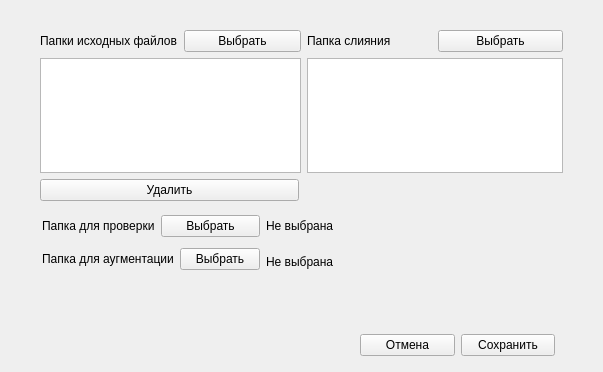
The window that res/settings.ui (AlexanderBaikal/SimpleSketcher) describes before a commit, drawn with Qt 5.
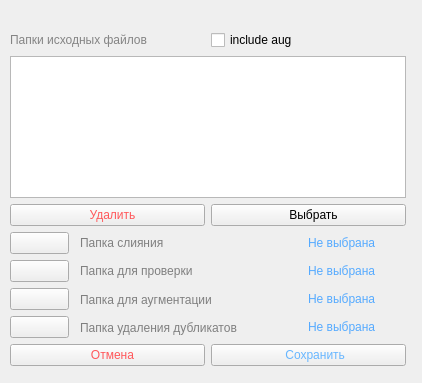
The same window after the commit.

What changed in the file:
```diff
--- a/res/settings.ui
+++ b/res/settings.ui
@@ -6,8 +6,8 @@
    <rect>
     <x>0</x>
     <y>0</y>
-    <width>603</width>
-    <height>372</height>
+    <width>422</width>
+    <height>383</height>
    </rect>
   </property>
   <property name="windowTitle">
@@ -16,141 +16,741 @@
   <widget class="QWidget" name="layoutWidget">
    <property name="geometry">
     <rect>
-     <x>360</x>
-     <y>330</y>
-     <width>195</width>
-     <height>30</height>
-    </rect>
-   </property>
-   <layout class="QGridLayout" name="gridLayout_2">
-    <item row="0" column="0">
-     <widget class="QPushButton" name="pushButton_4">
-      <property name="text">
-       <string>Отмена</string>
-      </property>
-     </widget>
-    </item>
-    <item row="0" column="1">
-     <widget class="QPushButton" name="pushButton_3">
-      <property name="text">
-       <string>Сохранить</string>
-      </property>
-     </widget>
-    </item>
-   </layout>
-  </widget>
-  <widget class="QWidget" name="layoutWidget">
-   <property name="geometry">
-    <rect>
-     <x>40</x>
+     <x>10</x>
      <y>30</y>
-     <width>523</width>
-     <height>171</height>
+     <width>396</width>
+     <height>336</height>
     </rect>
    </property>
-   <layout class="QGridLayout" name="gridLayout_3">
-    <item row="0" column="0" colspan="2">
+   <layout class="QVBoxLayout" name="verticalLayout_4">
+    <item>
      <layout class="QGridLayout" name="gridLayout">
-      <item row="2" column="4" colspan="2">
-       <widget class="QListWidget" name="listView_2"/>
-      </item>
-      <item row="0" column="1">
+      <item row="0" column="0">
        <widget class="QLabel" name="label">
+        <property name="palette">
+         <palette>
+          <active>
+           <colorrole role="WindowText">
+            <brush brushstyle="SolidPattern">
+             <color alpha="255">
+              <red>132</red>
+              <green>132</green>
+              <blue>132</blue>
+             </color>
+            </brush>
+           </colorrole>
+          </active>
+          <inactive>
+           <colorrole role="WindowText">
+            <brush brushstyle="SolidPattern">
+             <color alpha="255">
+              <red>132</red>
+              <green>132</green>
+              <blue>132</blue>
+             </color>
+            </brush>
+           </colorrole>
+          </inactive>
+          <disabled>
+           <colorrole role="WindowText">
+            <brush brushstyle="SolidPattern">
+             <color alpha="255">
+              <red>120</red>
+              <green>120</green>
+              <blue>120</blue>
+             </color>
+            </brush>
+           </colorrole>
+          </disabled>
+         </palette>
+        </property>
         <property name="text">
          <string>Папки исходных файлов</string>
         </property>
        </widget>
       </item>
-      <item row="0" column="5">
-       <widget class="QPushButton" name="pushButton_2">
-        <property name="text">
-         <string>Выбрать</string>
+      <item row="2" column="0">
+       <widget class="QPushButton" name="pushButton_5">
+        <property name="palette">
+         <palette>
+          <active>
+           <colorrole role="ButtonText">
+            <brush brushstyle="SolidPattern">
+             <color alpha="255">
+              <red>255</red>
+              <green>87</green>
+              <blue>90</blue>
+             </color>
+            </brush>
+           </colorrole>
+          </active>
+          <inactive>
+           <colorrole role="ButtonText">
+            <brush brushstyle="SolidPattern">
+             <color alpha="255">
+              <red>255</red>
+              <green>87</green>
+              <blue>90</blue>
+             </color>
+            </brush>
+           </colorrole>
+          </inactive>
+          <disabled>
+           <colorrole role="ButtonText">
+            <brush brushstyle="SolidPattern">
+             <color alpha="255">
+              <red>120</red>
+              <green>120</green>
+              <blue>120</blue>
+             </color>
+            </brush>
+           </colorrole>
+          </disabled>
+         </palette>
         </property>
-       </widget>
-      </item>
-      <item row="0" column="2">
-       <widget class="QPushButton" name="pushButton">
         <property name="text">
-         <string>Выбрать</string>
+         <string>   Удалить</string>
         </property>
-       </widget>
-      </item>
-      <item row="2" column="1" colspan="2">
-       <widget class="QListWidget" name="listView"/>
-      </item>
-      <item row="0" column="4">
-       <widget class="QLabel" name="label_2">
-        <property name="text">
-         <string>Папка слияния</string>
+        <property name="autoDefault">
+         <bool>false</bool>
         </property>
-       </widget>
-      </item>
-     </layout>
-    </item>
-    <item row="1" column="0">
-     <widget class="QPushButton" name="pushButton_5">
-      <property name="text">
-       <string>Удалить</string>
-      </property>
-     </widget>
-    </item>
-   </layout>
-  </widget>
-  <widget class="QWidget" name="">
-   <property name="geometry">
-    <rect>
-     <x>42</x>
-     <y>210</y>
-     <width>319</width>
-     <height>67</height>
-    </rect>
-   </property>
-   <layout class="QGridLayout" name="gridLayout_5">
-    <item row="0" column="0" rowspan="2">
-     <layout class="QGridLayout" name="gridLayout_4">
-      <item row="0" column="0">
-       <widget class="QLabel" name="label_3">
-        <property name="text">
-         <string>Папка для проверки</string>
-        </property>
-       </widget>
-      </item>
-      <item row="0" column="1" colspan="2">
-       <widget class="QPushButton" name="pushButton_6">
-        <property name="text">
-         <string>Выбрать</string>
+        <property name="flat">
+         <bool>false</bool>
         </property>
        </widget>
       </item>
       <item row="1" column="0" colspan="2">
-       <widget class="QLabel" name="label_4">
+       <widget class="QListWidget" name="listView"/>
+      </item>
+      <item row="2" column="1">
+       <widget class="QPushButton" name="pushButton">
         <property name="text">
-         <string>Папка для аугментации</string>
+         <string>   Выбрать</string>
         </property>
        </widget>
       </item>
-      <item row="1" column="2">
-       <widget class="QPushButton" name="pushButton_7">
+      <item row="0" column="1">
+       <widget class="QCheckBox" name="checkBox">
         <property name="text">
-         <string>Выбрать</string>
+         <string>include aug</string>
         </property>
        </widget>
       </item>
      </layout>
     </item>
-    <item row="0" column="1">
-     <widget class="QLabel" name="label_5">
-      <property name="text">
-       <string>Не выбрана</string>
-      </property>
-     </widget>
+    <item>
+     <layout class="QHBoxLayout" name="horizontalLayout">
+      <item>
+       <layout class="QVBoxLayout" name="verticalLayout_2">
+        <item>
+         <widget class="QPushButton" name="pushButton_2">
+          <property name="enabled">
+           <bool>true</bool>
+          </property>
+          <property name="text">
+           <string/>
+          </property>
+         </widget>
+        </item>
+        <item>
+         <widget class="QPushButton" name="pushButton_6">
+          <property name="text">
+           <string/>
+          </property>
+         </widget>
+        </item>
+        <item>
+         <widget class="QPushButton" name="pushButton_7">
+          <property name="text">
+           <string/>
+          </property>
+         </widget>
+        </item>
+        <item>
+         <widget class="QPushButton" name="pushButton_8">
+          <property name="text">
+           <string/>
+          </property>
+         </widget>
+        </item>
+       </layout>
+      </item>
+      <item>
+       <layout class="QVBoxLayout" name="verticalLayout">
+        <property name="spacing">
+         <number>7</number>
+        </property>
+        <property name="leftMargin">
+         <number>5</number>
+        </property>
+        <property name="rightMargin">
+         <number>50</number>
+        </property>
+        <item>
+         <widget class="QLabel" name="label_2">
+          <property name="palette">
+           <palette>
+            <active>
+             <colorrole role="WindowText">
+              <brush brushstyle="SolidPattern">
+               <color alpha="255">
+                <red>127</red>
+                <green>127</green>
+                <blue>127</blue>
+               </color>
+              </brush>
+             </colorrole>
+             <colorrole role="Text">
+              <brush brushstyle="SolidPattern">
+               <color alpha="255">
+                <red>127</red>
+                <green>127</green>
+                <blue>127</blue>
+               </color>
+              </brush>
+             </colorrole>
+            </active>
+            <inactive>
+             <colorrole role="WindowText">
+              <brush brushstyle="SolidPattern">
+               <color alpha="255">
+                <red>127</red>
+                <green>127</green>
+                <blue>127</blue>
+               </color>
+              </brush>
+             </colorrole>
+             <colorrole role="Text">
+              <brush brushstyle="SolidPattern">
+               <color alpha="255">
+                <red>127</red>
+                <green>127</green>
+                <blue>127</blue>
+               </color>
+              </brush>
+             </colorrole>
+            </inactive>
+            <disabled>
+             <colorrole role="WindowText">
+              <brush brushstyle="SolidPattern">
+               <color alpha="255">
+                <red>120</red>
+                <green>120</green>
+                <blue>120</blue>
+               </color>
+              </brush>
+             </colorrole>
+             <colorrole role="Text">
+              <brush brushstyle="SolidPattern">
+               <color alpha="255">
+                <red>120</red>
+                <green>120</green>
+                <blue>120</blue>
+               </color>
+              </brush>
+             </colorrole>
+            </disabled>
+           </palette>
+          </property>
+          <property name="text">
+           <string>Папка слияния</string>
+          </property>
+         </widget>
+        </item>
+        <item>
+         <widget class="QLabel" name="label_3">
+          <property name="palette">
+           <palette>
+            <active>
+             <colorrole role="WindowText">
+              <brush brushstyle="SolidPattern">
+               <color alpha="255">
+                <red>127</red>
+                <green>127</green>
+                <blue>127</blue>
+               </color>
+              </brush>
+             </colorrole>
+             <colorrole role="Text">
+              <brush brushstyle="SolidPattern">
+               <color alpha="255">
+                <red>127</red>
+                <green>127</green>
+                <blue>127</blue>
+               </color>
+              </brush>
+             </colorrole>
+            </active>
+            <inactive>
+             <colorrole role="WindowText">
+              <brush brushstyle="SolidPattern">
+               <color alpha="255">
+                <red>127</red>
+                <green>127</green>
+                <blue>127</blue>
+               </color>
+              </brush>
+             </colorrole>
+             <colorrole role="Text">
+              <brush brushstyle="SolidPattern">
+               <color alpha="255">
+                <red>127</red>
+                <green>127</green>
+                <blue>127</blue>
+               </color>
+              </brush>
+             </colorrole>
+            </inactive>
+            <disabled>
+             <colorrole role="WindowText">
+              <brush brushstyle="SolidPattern">
+               <color alpha="255">
+                <red>120</red>
+                <green>120</green>
+                <blue>120</blue>
+               </color>
+              </brush>
+             </colorrole>
+             <colorrole role="Text">
+              <brush brushstyle="SolidPattern">
+               <color alpha="255">
+                <red>120</red>
+                <green>120</green>
+                <blue>120</blue>
+               </color>
+              </brush>
+             </colorrole>
+            </disabled>
+           </palette>
+          </property>
+          <property name="text">
+           <string>Папка для проверки</string>
+          </property>
+         </widget>
+        </item>
+        <item>
+         <widget class="QLabel" name="label_4">
+          <property name="palette">
+           <palette>
+            <active>
+             <colorrole role="WindowText">
+              <brush brushstyle="SolidPattern">
+               <color alpha="255">
+                <red>127</red>
+                <green>127</green>
+                <blue>127</blue>
+               </color>
+              </brush>
+             </colorrole>
+             <colorrole role="Text">
+              <brush brushstyle="SolidPattern">
+               <color alpha="255">
+                <red>127</red>
+                <green>127</green>
+                <blue>127</blue>
+               </color>
+              </brush>
+             </colorrole>
+            </active>
+            <inactive>
+             <colorrole role="WindowText">
+              <brush brushstyle="SolidPattern">
+               <color alpha="255">
+                <red>127</red>
+                <green>127</green>
+                <blue>127</blue>
+               </color>
+              </brush>
+             </colorrole>
+             <colorrole role="Text">
+              <brush brushstyle="SolidPattern">
+               <color alpha="255">
+                <red>127</red>
+                <green>127</green>
+                <blue>127</blue>
+               </color>
+              </brush>
+             </colorrole>
+            </inactive>
+            <disabled>
+             <colorrole role="WindowText">
+              <brush brushstyle="SolidPattern">
+               <color alpha="255">
+                <red>120</red>
+                <green>120</green>
+                <blue>120</blue>
+               </color>
+              </brush>
+             </colorrole>
+             <colorrole role="Text">
+              <brush brushstyle="SolidPattern">
+               <color alpha="255">
+                <red>120</red>
+                <green>120</green>
+                <blue>120</blue>
+               </color>
+              </brush>
+             </colorrole>
+            </disabled>
+           </palette>
+          </property>
+          <property name="text">
+           <string>Папка для аугментации</string>
+          </property>
+         </widget>
+        </item>
+        <item>
+         <widget class="QLabel" name="label_8">
+          <property name="palette">
+           <palette>
+            <active>
+             <colorrole role="WindowText">
+              <brush brushstyle="SolidPattern">
+               <color alpha="255">
+                <red>127</red>
+                <green>127</green>
+                <blue>127</blue>
+               </color>
+              </brush>
+             </colorrole>
+             <colorrole role="Text">
+              <brush brushstyle="SolidPattern">
+               <color alpha="255">
+                <red>127</red>
+                <green>127</green>
+                <blue>127</blue>
+               </color>
+              </brush>
+             </colorrole>
+            </active>
+            <inactive>
+             <colorrole role="WindowText">
+              <brush brushstyle="SolidPattern">
+               <color alpha="255">
+                <red>127</red>
+                <green>127</green>
+                <blue>127</blue>
+               </color>
+              </brush>
+             </colorrole>
+             <colorrole role="Text">
+              <brush brushstyle="SolidPattern">
+               <color alpha="255">
+                <red>127</red>
+                <green>127</green>
+                <blue>127</blue>
+               </color>
+              </brush>
+             </colorrole>
+            </inactive>
+            <disabled>
+             <colorrole role="WindowText">
+              <brush brushstyle="SolidPattern">
+               <color alpha="255">
+                <red>120</red>
+                <green>120</green>
+                <blue>120</blue>
+               </color>
+              </brush>
+             </colorrole>
+             <colorrole role="Text">
+              <brush brushstyle="SolidPattern">
+               <color alpha="255">
+                <red>120</red>
+                <green>120</green>
+                <blue>120</blue>
+               </color>
+              </brush>
+             </colorrole>
+            </disabled>
+           </palette>
+          </property>
+          <property name="text">
+           <string>Папка удаления дубликатов</string>
+          </property>
+         </widget>
+        </item>
+       </layout>
+      </item>
+      <item>
+       <layout class="QVBoxLayout" name="verticalLayout_3">
+        <property name="leftMargin">
+         <number>15</number>
+        </property>
+        <property name="rightMargin">
+         <number>30</number>
+        </property>
+        <item>
+         <widget class="QLabel" name="label_7">
+          <property name="palette">
+           <palette>
+            <active>
+             <colorrole role="WindowText">
+              <brush brushstyle="SolidPattern">
+               <color alpha="255">
+                <red>85</red>
+                <green>170</green>
+                <blue>255</blue>
+               </color>
+              </brush>
+             </colorrole>
+            </active>
+            <inactive>
+             <colorrole role="WindowText">
+              <brush brushstyle="SolidPattern">
+               <color alpha="255">
+                <red>85</red>
+                <green>170</green>
+                <blue>255</blue>
+               </color>
+              </brush>
+             </colorrole>
+            </inactive>
+            <disabled>
+             <colorrole role="WindowText">
+              <brush brushstyle="SolidPattern">
+               <color alpha="255">
+                <red>120</red>
+                <green>120</green>
+                <blue>120</blue>
+               </color>
+              </brush>
+             </colorrole>
+            </disabled>
+           </palette>
+          </property>
+          <property name="text">
+           <string>Не выбрана</string>
+          </property>
+         </widget>
+        </item>
+        <item>
+         <widget class="QLabel" name="label_5">
+          <property name="palette">
+           <palette>
+            <active>
+             <colorrole role="WindowText">
+              <brush brushstyle="SolidPattern">
+               <color alpha="255">
+                <red>85</red>
+                <green>170</green>
+                <blue>255</blue>
+               </color>
+              </brush>
+             </colorrole>
+            </active>
+            <inactive>
+             <colorrole role="WindowText">
+              <brush brushstyle="SolidPattern">
+               <color alpha="255">
+                <red>85</red>
+                <green>170</green>
+                <blue>255</blue>
+               </color>
+              </brush>
+             </colorrole>
+            </inactive>
+            <disabled>
+             <colorrole role="WindowText">
+              <brush brushstyle="SolidPattern">
+               <color alpha="255">
+                <red>120</red>
+                <green>120</green>
+                <blue>120</blue>
+               </color>
+              </brush>
+             </colorrole>
+            </disabled>
+           </palette>
+          </property>
+          <property name="text">
+           <string>Не выбрана</string>
+          </property>
+         </widget>
+        </item>
+        <item>
+         <widget class="QLabel" name="label_6">
+          <property name="palette">
+           <palette>
+            <active>
+             <colorrole role="WindowText">
+              <brush brushstyle="SolidPattern">
+               <color alpha="255">
+                <red>85</red>
+                <green>170</green>
+                <blue>255</blue>
+               </color>
+              </brush>
+             </colorrole>
+            </active>
+            <inactive>
+             <colorrole role="WindowText">
+              <brush brushstyle="SolidPattern">
+               <color alpha="255">
+                <red>85</red>
+                <green>170</green>
+                <blue>255</blue>
+               </color>
+              </brush>
+             </colorrole>
+            </inactive>
+            <disabled>
+             <colorrole role="WindowText">
+              <brush brushstyle="SolidPattern">
+               <color alpha="255">
+                <red>120</red>
+                <green>120</green>
+                <blue>120</blue>
+               </color>
+              </brush>
+             </colorrole>
+            </disabled>
+           </palette>
+          </property>
+          <property name="text">
+           <string>Не выбрана</string>
+          </property>
+         </widget>
+        </item>
+        <item>
+         <widget class="QLabel" name="label_9">
+          <property name="palette">
+           <palette>
+            <active>
+             <colorrole role="WindowText">
+              <brush brushstyle="SolidPattern">
+               <color alpha="255">
+                <red>85</red>
+                <green>170</green>
+                <blue>255</blue>
+               </color>
+              </brush>
+             </colorrole>
+            </active>
+            <inactive>
+             <colorrole role="WindowText">
+              <brush brushstyle="SolidPattern">
+               <color alpha="255">
+                <red>85</red>
+                <green>170</green>
+                <blue>255</blue>
+               </color>
+              </brush>
+             </colorrole>
+            </inactive>
+            <disabled>
+             <colorrole role="WindowText">
+              <brush brushstyle="SolidPattern">
+               <color alpha="255">
+                <red>120</red>
+                <green>120</green>
+                <blue>120</blue>
+               </color>
+              </brush>
+             </colorrole>
+            </disabled>
+           </palette>
+          </property>
+          <property name="text">
+           <string>Не выбрана</string>
+          </property>
+         </widget>
+        </item>
+       </layout>
+      </item>
+     </layout>
     </item>
-    <item row="1" column="1">
-     <widget class="QLabel" name="label_6">
-      <property name="text">
-       <string>Не выбрана</string>
-      </property>
-     </widget>
+    <item>
+     <layout class="QHBoxLayout" name="horizontalLayout_2">
+      <item>
+       <widget class="QPushButton" name="pushButton_4">
+        <property name="palette">
+         <palette>
+          <active>
+           <colorrole role="ButtonText">
+            <brush brushstyle="SolidPattern">
+             <color alpha="255">
+              <red>255</red>
+              <green>87</green>
+              <blue>90</blue>
+             </color>
+            </brush>
+           </colorrole>
+          </active>
+          <inactive>
+           <colorrole role="ButtonText">
+            <brush brushstyle="SolidPattern">
+             <color alpha="255">
+              <red>255</red>
+              <green>87</green>
+              <blue>90</blue>
+             </color>
+            </brush>
+           </colorrole>
+          </inactive>
+          <disabled>
+           <colorrole role="ButtonText">
+            <brush brushstyle="SolidPattern">
+             <color alpha="255">
+              <red>120</red>
+              <green>120</green>
+              <blue>120</blue>
+             </color>
+            </brush>
+           </colorrole>
+          </disabled>
+         </palette>
+        </property>
+        <property name="text">
+         <string>   Отмена</string>
+        </property>
+       </widget>
+      </item>
+      <item>
+       <widget class="QPushButton" name="pushButton_3">
+        <property name="palette">
+         <palette>
+          <active>
+           <colorrole role="ButtonText">
+            <brush brushstyle="SolidPattern">
+             <color alpha="255">
+              <red>103</red>
+              <green>182</green>
+              <blue>255</blue>
+             </color>
+            </brush>
+           </colorrole>
+          </active>
+          <inactive>
+           <colorrole role="ButtonText">
+            <brush brushstyle="SolidPattern">
+             <color alpha="255">
+              <red>103</red>
+              <green>182</green>
+              <blue>255</blue>
+             </color>
+            </brush>
+           </colorrole>
+          </inactive>
+          <disabled>
+           <colorrole role="ButtonText">
+            <brush brushstyle="SolidPattern">
+             <color alpha="255">
+              <red>120</red>
+              <green>120</green>
+              <blue>120</blue>
+             </color>
+            </brush>
+           </colorrole>
+          </disabled>
+         </palette>
+        </property>
+        <property name="text">
+         <string>    Сохранить</string>
+        </property>
+       </widget>
+      </item>
+     </layout>
     </item>
    </layout>
   </widget>
```
